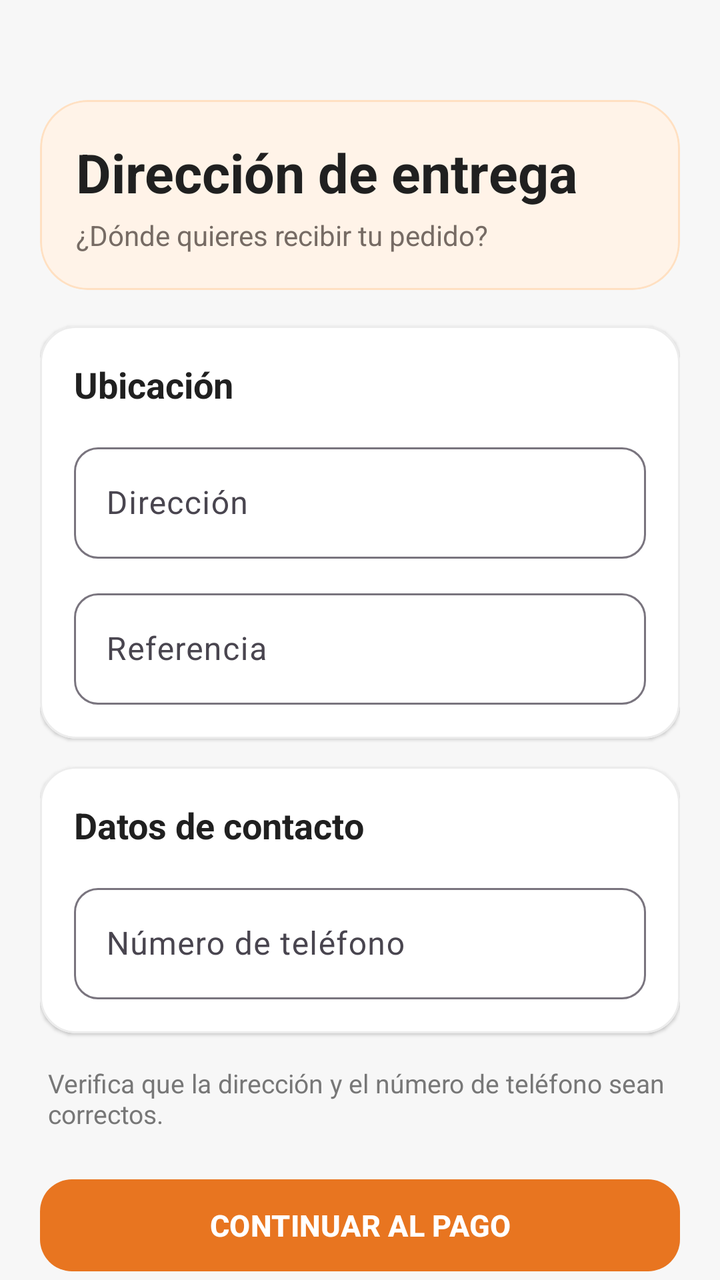
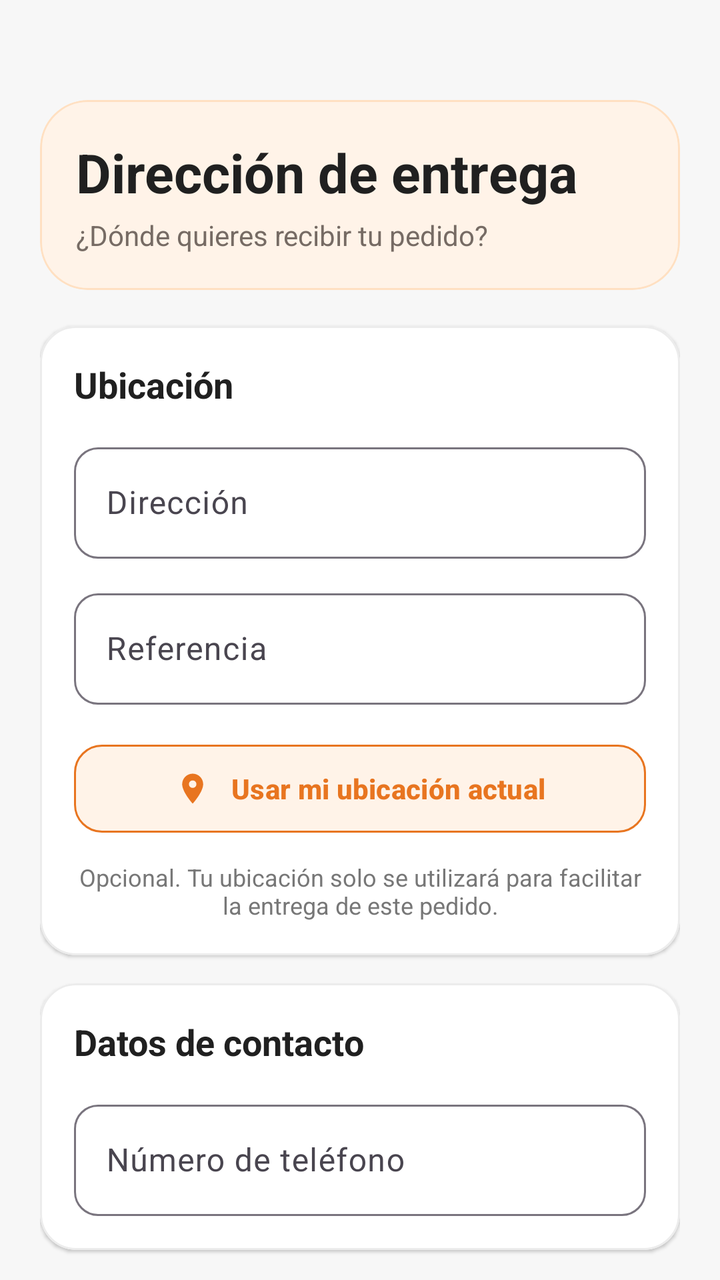

An Android layout rendered at two revisions. The XML below is the earlier revision; the diff shows what the commit changed to produce the second picture.
<!-- AndroidManifest.xml: application theme Theme.AppZetaR -->
<!-- res/layout/activity_direccion.xml -->
<?xml version="1.0" encoding="utf-8"?>
<androidx.constraintlayout.widget.ConstraintLayout
    xmlns:android="http://schemas.android.com/apk/res/android"
    xmlns:app="http://schemas.android.com/apk/res-auto"

    android:id="@+id/main"
    android:layout_width="match_parent"
    android:layout_height="match_parent"

    android:background="#F7F7F7">


    <androidx.core.widget.NestedScrollView
        android:layout_width="0dp"
        android:layout_height="0dp"

        android:clipToPadding="false"
        android:fillViewport="true"

        android:overScrollMode="never"
        android:scrollbars="none"

        app:layout_constraintTop_toTopOf="parent"
        app:layout_constraintBottom_toBottomOf="parent"
        app:layout_constraintStart_toStartOf="parent"
        app:layout_constraintEnd_toEndOf="parent"

        app:layout_constraintWidth_max="640dp">

        <LinearLayout
            android:layout_width="match_parent"
            android:layout_height="wrap_content"

            android:orientation="vertical"

            android:paddingStart="20dp"
            android:paddingTop="50dp"
            android:paddingEnd="20dp"
            android:paddingBottom="32dp">


            
            
            

            <com.google.android.material.card.MaterialCardView
                android:layout_width="match_parent"
                android:layout_height="wrap_content"

                app:cardBackgroundColor="#FFF3E8"
                app:cardCornerRadius="24dp"
                app:cardElevation="0dp"

                app:strokeColor="#FFE0C2"
                app:strokeWidth="1dp">

                <LinearLayout
                    android:layout_width="match_parent"
                    android:layout_height="wrap_content"

                    android:orientation="vertical"
                    android:padding="18dp">

                    <TextView
                        android:layout_width="match_parent"
                        android:layout_height="wrap_content"

                        android:text="@string/direccion_entrega_titulo"

                        android:textColor="#202020"
                        android:textSize="27sp"
                        android:textStyle="bold" />


                    <TextView
                        android:layout_width="match_parent"
                        android:layout_height="wrap_content"

                        android:layout_marginTop="4dp"

                        android:text="@string/direccion_entrega_subtitulo"

                        android:textColor="#766B64"
                        android:textSize="14sp" />

                </LinearLayout>

            </com.google.android.material.card.MaterialCardView>


            
            
            

            <com.google.android.material.card.MaterialCardView
                android:layout_width="match_parent"
                android:layout_height="wrap_content"

                android:layout_marginTop="18dp"

                app:cardBackgroundColor="#FFFFFF"
                app:cardCornerRadius="18dp"
                app:cardElevation="1dp"

                app:strokeColor="#ECECEC"
                app:strokeWidth="1dp">

                <LinearLayout
                    android:layout_width="match_parent"
                    android:layout_height="wrap_content"

                    android:orientation="vertical"
                    android:padding="17dp">


                    <TextView
                        android:layout_width="wrap_content"
                        android:layout_height="wrap_content"

                        android:text="@string/direccion_entrega_seccion_ubicacion"

                        android:textColor="#202020"
                        android:textSize="18sp"
                        android:textStyle="bold" />


                    

                    <com.google.android.material.textfield.TextInputLayout
                        android:layout_width="match_parent"
                        android:layout_height="wrap_content"

                        android:layout_marginTop="14dp"

                        android:hint="@string/direccion_entrega_hint_direccion"

                        app:boxBackgroundMode="outline"

                        app:boxCornerRadiusBottomEnd="12dp"
                        app:boxCornerRadiusBottomStart="12dp"
                        app:boxCornerRadiusTopEnd="12dp"
                        app:boxCornerRadiusTopStart="12dp">

                        <com.google.android.material.textfield.TextInputEditText
                            android:id="@+id/etDireccion"

                            android:layout_width="match_parent"
                            android:layout_height="wrap_content"

                            android:inputType="textPostalAddress|textCapSentences"

                            android:maxLines="2" />

                    </com.google.android.material.textfield.TextInputLayout>


                    

                    <com.google.android.material.textfield.TextInputLayout
                        android:layout_width="match_parent"
                        android:layout_height="wrap_content"

                        android:layout_marginTop="12dp"

                        android:hint="@string/direccion_entrega_hint_referencia"

                        app:boxBackgroundMode="outline"

                        app:boxCornerRadiusBottomEnd="12dp"
                        app:boxCornerRadiusBottomStart="12dp"
                        app:boxCornerRadiusTopEnd="12dp"
                        app:boxCornerRadiusTopStart="12dp">

                        <com.google.android.material.textfield.TextInputEditText
                            android:id="@+id/etReferencia"

                            android:layout_width="match_parent"
                            android:layout_height="wrap_content"

                            android:inputType="textCapSentences"

                            android:maxLines="2" />

                    </com.google.android.material.textfield.TextInputLayout>

                </LinearLayout>

            </com.google.android.material.card.MaterialCardView>


            
            
            

            <com.google.android.material.card.MaterialCardView
                android:layout_width="match_parent"
                android:layout_height="wrap_content"

                android:layout_marginTop="14dp"

                app:cardBackgroundColor="#FFFFFF"
                app:cardCornerRadius="18dp"
                app:cardElevation="1dp"

                app:strokeColor="#ECECEC"
                app:strokeWidth="1dp">

                <LinearLayout
                    android:layout_width="match_parent"
                    android:layout_height="wrap_content"

                    android:orientation="vertical"
                    android:padding="17dp">


                    <TextView
                        android:layout_width="wrap_content"
                        android:layout_height="wrap_content"

                        android:text="@string/direccion_entrega_seccion_contacto"

                        android:textColor="#202020"
                        android:textSize="18sp"
                        android:textStyle="bold" />


                    <com.google.android.material.textfield.TextInputLayout
                        android:layout_width="match_parent"
                        android:layout_height="wrap_content"

                        android:layout_marginTop="14dp"

                        android:hint="@string/direccion_entrega_hint_telefono"

                        app:boxBackgroundMode="outline"

                        app:boxCornerRadiusBottomEnd="12dp"
                        app:boxCornerRadiusBottomStart="12dp"
                        app:boxCornerRadiusTopEnd="12dp"
                        app:boxCornerRadiusTopStart="12dp">

                        <com.google.android.material.textfield.TextInputEditText
                            android:id="@+id/etTelefono"

                            android:layout_width="match_parent"
                            android:layout_height="wrap_content"

                            android:inputType="phone"

                            android:maxLength="9"
                            android:maxLines="1" />

                    </com.google.android.material.textfield.TextInputLayout>

                </LinearLayout>

            </com.google.android.material.card.MaterialCardView>


            
            
            

            <TextView
                android:id="@+id/tvInfoDelivery"

                android:layout_width="match_parent"
                android:layout_height="wrap_content"

                android:layout_marginTop="16dp"

                android:paddingStart="4dp"
                android:paddingEnd="4dp"

                android:text="@string/direccion_entrega_info"

                android:textColor="#777777"
                android:textSize="13sp" />


            
            
            

            <com.google.android.material.button.MaterialButton
                android:id="@+id/btnContinuarDireccion"

                android:layout_width="match_parent"
                android:layout_height="54dp"

                android:layout_marginTop="20dp"

                android:minHeight="48dp"

                android:text="@string/direccion_entrega_continuar_pago"

                android:textColor="#FFFFFF"
                android:textSize="15sp"
                android:textStyle="bold"

                app:backgroundTint="#E87520"
                app:cornerRadius="16dp"
                app:elevation="0dp" />

        </LinearLayout>

    </androidx.core.widget.NestedScrollView>

</androidx.constraintlayout.widget.ConstraintLayout>
<!-- resources referenced by this layout -->
<resources>
  <string name="direccion_entrega_continuar_pago">CONTINUAR AL PAGO</string>
  <string name="direccion_entrega_hint_direccion">Dirección</string>
  <string name="direccion_entrega_hint_referencia">Referencia</string>
  <string name="direccion_entrega_hint_telefono">Número de teléfono</string>
  <string name="direccion_entrega_info">Verifica que la dirección y el número de teléfono sean correctos.</string>
  <string name="direccion_entrega_seccion_contacto">Datos de contacto</string>
  <string name="direccion_entrega_seccion_ubicacion">Ubicación</string>
  <string name="direccion_entrega_subtitulo">¿Dónde quieres recibir tu pedido?</string>
  <string name="direccion_entrega_titulo">Dirección de entrega</string>
  <style name="Theme.AppZetaR" parent="Base.Theme.AppZetaR" />
  <style name="Base.Theme.AppZetaR" parent="Theme.Material3.DayNight.NoActionBar">
  
          <item name="android:windowBackground">#FFF8F2</item>
  
      </style>
</resources>

<!-- the commit's change to res/layout/activity_direccion.xml (unified diff, before → after) -->
@@ -183,6 +183,51 @@
 
                     </com.google.android.material.textfield.TextInputLayout>
 
+                    
+
+                    <com.google.android.material.button.MaterialButton
+                        android:id="@+id/btnUsarUbicacion"
+
+                        android:layout_width="match_parent"
+                        android:layout_height="52dp"
+
+                        android:layout_marginTop="16dp"
+
+                        android:minHeight="48dp"
+
+                        android:text="@string/usar_ubicacion_actual"
+                        android:textAllCaps="false"
+                        android:textColor="#E87520"
+                        android:textSize="14sp"
+                        android:textStyle="bold"
+
+                        app:backgroundTint="#FFF3E8"
+                        app:cornerRadius="14dp"
+
+                        app:icon="@drawable/ic_location"
+                        app:iconGravity="textStart"
+                        app:iconPadding="10dp"
+                        app:iconTint="#E87520"
+
+                        app:strokeColor="#E87520"
+                        app:strokeWidth="1dp" />
+
+
+                    <TextView
+                        android:id="@+id/tvEstadoUbicacion"
+
+                        android:layout_width="match_parent"
+                        android:layout_height="wrap_content"
+
+                        android:layout_marginTop="10dp"
+
+                        android:gravity="center"
+
+                        android:text="@string/ubicacion_opcional_descripcion"
+
+                        android:textColor="#777777"
+                        android:textSize="12sp" />
+
                 </LinearLayout>
 
             </com.google.android.material.card.MaterialCardView>
<!-- resource entries referenced after the edit -->
@@ -1,5 +1,16 @@
 <!-- resources referenced by this layout -->
 <resources>
+  <!-- drawable ic_location (drawable) -->
+  <vector xmlns:android="http://schemas.android.com/apk/res/android"
+      android:width="24dp"
+      android:height="24dp"
+      android:viewportWidth="24"
+      android:viewportHeight="24">
+  
+      <path
+          android:fillColor="#E87520"
+          android:pathData="M12,2C8.13,2 5,5.13 5,9c0,5.25 7,13 7,13s7,-7.75 7,-13c0,-3.87 -3.13,-7 -7,-7zM12,11.5c-1.38,0 -2.5,-1.12 -2.5,-2.5s1.12,-2.5 2.5,-2.5 2.5,1.12 2.5,2.5 -1.12,2.5 -2.5,2.5z" />
+  </vector>
   <string name="direccion_entrega_continuar_pago">CONTINUAR AL PAGO</string>
   <string name="direccion_entrega_hint_direccion">Dirección</string>
   <string name="direccion_entrega_hint_referencia">Referencia</string>
@@ -9,6 +20,8 @@
   <string name="direccion_entrega_seccion_ubicacion">Ubicación</string>
   <string name="direccion_entrega_subtitulo">¿Dónde quieres recibir tu pedido?</string>
   <string name="direccion_entrega_titulo">Dirección de entrega</string>
+  <string name="ubicacion_opcional_descripcion">Opcional. Tu ubicación solo se utilizará para facilitar la entrega de este pedido.</string>
+  <string name="usar_ubicacion_actual">Usar mi ubicación actual</string>
   <style name="Theme.AppZetaR" parent="Base.Theme.AppZetaR" />
   <style name="Base.Theme.AppZetaR" parent="Theme.Material3.DayNight.NoActionBar">
   
